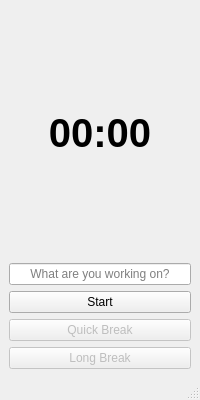
Before: the Qt Designer form timerform.ui in Gnomorian/TomatoTimer, drawn with Qt 5.
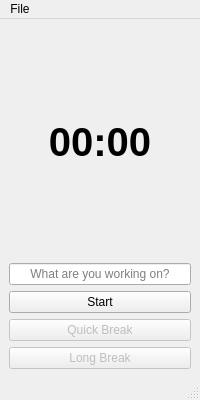
After: the same form once the commit is applied. Icons and pictures are not drawn.

```diff
--- a/timerform.ui
+++ b/timerform.ui
@@ -115,6 +115,14 @@
      <height>21</height>
     </rect>
    </property>
+   <widget class="QMenu" name="menuSettings">
+    <property name="title">
+     <string>File</string>
+    </property>
+    <addaction name="actionSettings"/>
+    <addaction name="actionExit"/>
+   </widget>
+   <addaction name="menuSettings"/>
   </widget>
   <widget class="QStatusBar" name="statusbar"/>
  </widget>
```
Left out of the diff: 56 changed lines with no effect on the pictures.
